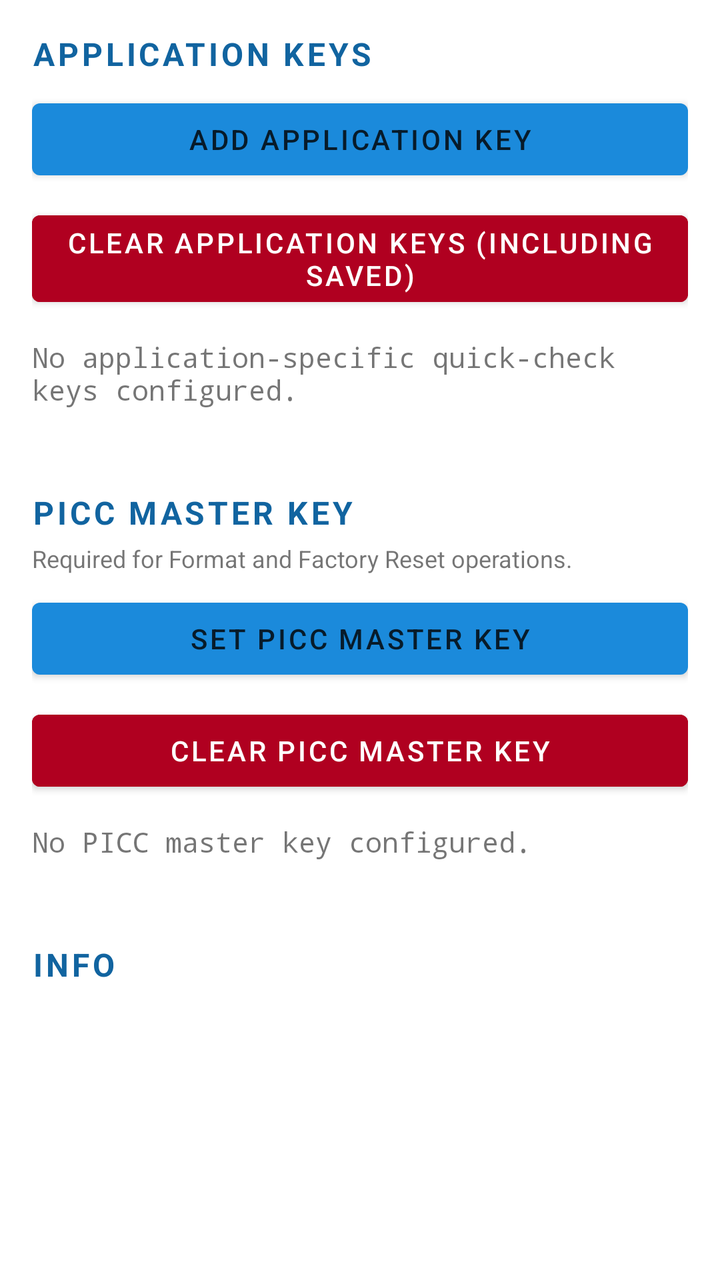
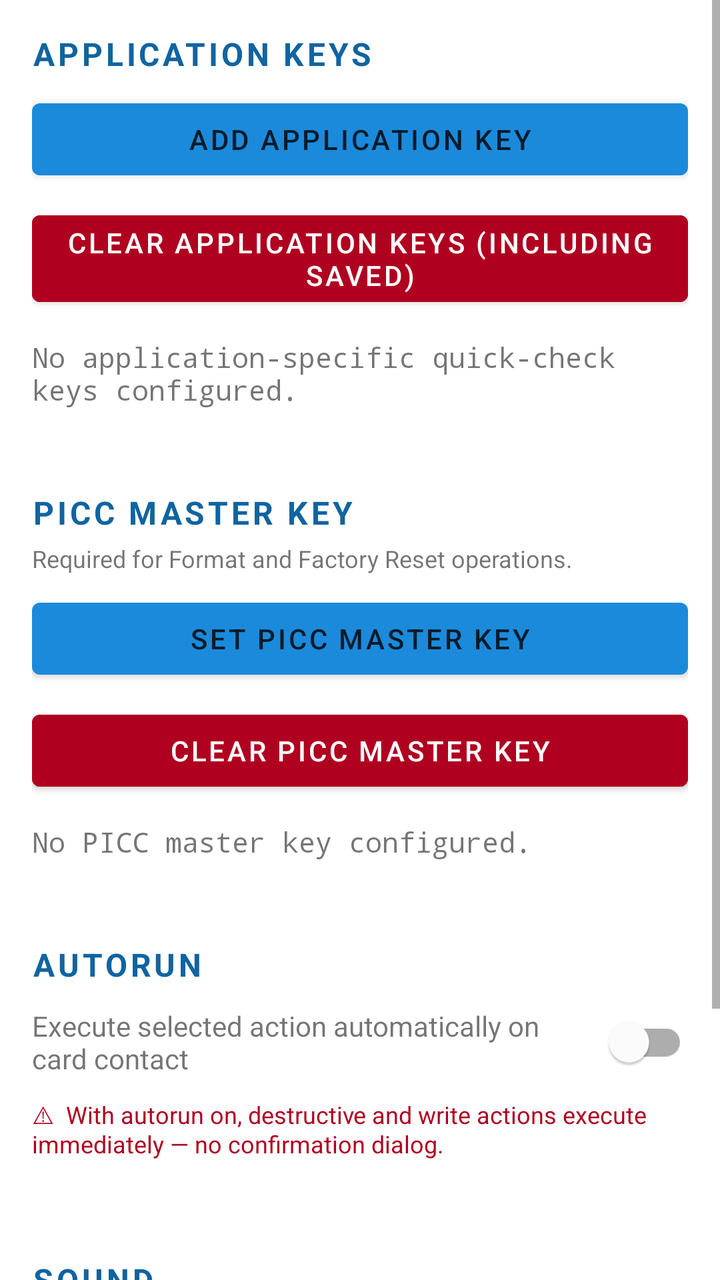

An Android layout rendered at two revisions. The XML below is the earlier revision; the diff shows what the commit changed to produce the second picture.
<!-- AndroidManifest.xml: application theme Theme.App -->
<!-- res/layout/fragment_settings.xml -->
<?xml version="1.0" encoding="utf-8"?>
<ScrollView xmlns:android="http://schemas.android.com/apk/res/android"
    android:layout_width="match_parent"
    android:layout_height="match_parent">

    <LinearLayout
        android:layout_width="match_parent"
        android:layout_height="wrap_content"
        android:orientation="vertical"
        android:padding="16dp">

        <TextView
            android:layout_width="match_parent"
            android:layout_height="wrap_content"
            android:text="APPLICATION KEYS"
            android:textStyle="bold"
            android:textSize="16sp"
            android:letterSpacing="0.1"
            android:textColor="@color/brand_blue_text"
            android:layout_marginBottom="8dp" />

        <Button
            android:id="@+id/addQuickCheckKey"
            android:layout_width="match_parent"
            android:layout_height="wrap_content"
            android:text="Add application key" />

        <Button
            android:id="@+id/clearQuickCheckKeys"
            android:backgroundTint="?attr/colorError"
            android:textColor="?attr/colorOnError"
            android:layout_width="match_parent"
            android:layout_height="wrap_content"
            android:layout_marginTop="8dp"
            android:text="Clear application keys (including saved)" />

        <TextView
            android:id="@+id/quickCheckKeySummary"
            android:layout_width="match_parent"
            android:layout_height="wrap_content"
            android:layout_marginTop="12dp"
            android:text="No application-specific quick-check keys configured."
            android:textIsSelectable="true"
            android:typeface="monospace" />

        <View
            android:layout_width="match_parent"
            android:layout_height="1dp"
            android:layout_marginTop="24dp"
            android:layout_marginBottom="16dp"
            android:background="?attr/colorControlNormal"
            android:alpha="0.2" />

        <TextView
            android:layout_width="match_parent"
            android:layout_height="wrap_content"
            android:text="PICC MASTER KEY"
            android:textStyle="bold"
            android:textSize="16sp"
            android:letterSpacing="0.1"
            android:textColor="@color/brand_blue_text"
            android:layout_marginBottom="4dp" />

        <TextView
            android:layout_width="match_parent"
            android:layout_height="wrap_content"
            android:layout_marginBottom="8dp"
            android:textSize="12sp"
            android:text="Required for Format and Factory Reset operations." />

        <Button
            android:id="@+id/setPiccKey"
            android:layout_width="match_parent"
            android:layout_height="wrap_content"
            android:text="Set PICC master key" />

        <Button
            android:id="@+id/clearPiccKey"
            android:backgroundTint="?attr/colorError"
            android:textColor="?attr/colorOnError"
            android:layout_width="match_parent"
            android:layout_height="wrap_content"
            android:layout_marginTop="8dp"
            android:text="Clear PICC master key" />

        <TextView
            android:id="@+id/piccKeySummary"
            android:layout_width="match_parent"
            android:layout_height="wrap_content"
            android:layout_marginTop="12dp"
            android:text="No PICC master key configured."
            android:textIsSelectable="true"
            android:typeface="monospace" />

        <View
            android:layout_width="match_parent"
            android:layout_height="1dp"
            android:layout_marginTop="24dp"
            android:layout_marginBottom="16dp"
            android:background="?attr/colorControlNormal"
            android:alpha="0.2" />

        <TextView
            android:layout_width="match_parent"
            android:layout_height="wrap_content"
            android:text="INFO"
            android:textStyle="bold"
            android:textSize="16sp"
            android:letterSpacing="0.1"
            android:textColor="@color/brand_blue_text"
            android:layout_marginBottom="8dp" />

        <TextView
            android:id="@+id/versionInfo"
            android:layout_width="match_parent"
            android:layout_height="wrap_content"
            android:textIsSelectable="true"
            android:typeface="monospace" />

    </LinearLayout>
</ScrollView>
<!-- resources referenced by this layout -->
<resources>
  <color name="brand_blue_text">#1164A0</color>
  <style name="Theme.App" parent="Theme.MaterialComponents.DayNight.NoActionBar">
          <item name="android:windowActionModeOverlay">true</item>
          <item name="colorPrimary">@color/brand_blue</item>
          <item name="colorPrimaryVariant">@color/brand_blue_dark</item>
          <item name="colorPrimaryDark">@color/brand_blue_dark</item>
          <item name="colorSecondary">@color/brand_blue_text</item>
          <item name="colorSecondaryVariant">@color/brand_blue_dark</item>
          <item name="colorOnPrimary">@color/brand_blue_on_primary</item>
          <item name="colorOnSecondary">@android:color/white</item>
      </style>
  <color name="brand_blue">#1B8ADB</color>
  <color name="brand_blue_dark">#1164A0</color>
  <color name="brand_blue_on_primary">#071B2A</color>
</resources>

<!-- the commit's change to res/layout/fragment_settings.xml (unified diff, before → after) -->
@@ -103,6 +103,94 @@
         <TextView
             android:layout_width="match_parent"
             android:layout_height="wrap_content"
+            android:text="AUTORUN"
+            android:textStyle="bold"
+            android:textSize="16sp"
+            android:letterSpacing="0.1"
+            android:textColor="@color/brand_blue_text"
+            android:layout_marginBottom="4dp" />
+
+        <LinearLayout
+            android:layout_width="match_parent"
+            android:layout_height="wrap_content"
+            android:orientation="horizontal"
+            android:gravity="center_vertical"
+            android:layout_marginBottom="4dp">
+
+            <TextView
+                android:layout_width="0dp"
+                android:layout_height="wrap_content"
+                android:layout_weight="1"
+                android:text="Execute selected action automatically on card contact"
+                android:textSize="14sp" />
+
+            <com.google.android.material.switchmaterial.SwitchMaterial
+                android:id="@+id/autorunSwitch"
+                android:layout_width="wrap_content"
+                android:layout_height="wrap_content"
+                android:layout_marginStart="8dp" />
+
+        </LinearLayout>
+
+        <TextView
+            android:layout_width="match_parent"
+            android:layout_height="wrap_content"
+            android:textSize="12sp"
+            android:textColor="?attr/colorError"
+            android:text="⚠  With autorun on, destructive and write actions execute immediately — no confirmation dialog."
+            android:layout_marginBottom="8dp" />
+
+        <View
+            android:layout_width="match_parent"
+            android:layout_height="1dp"
+            android:layout_marginTop="24dp"
+            android:layout_marginBottom="16dp"
+            android:background="?attr/colorControlNormal"
+            android:alpha="0.2" />
+
+        <TextView
+            android:layout_width="match_parent"
+            android:layout_height="wrap_content"
+            android:text="SOUND"
+            android:textStyle="bold"
+            android:textSize="16sp"
+            android:letterSpacing="0.1"
+            android:textColor="@color/brand_blue_text"
+            android:layout_marginBottom="4dp" />
+
+        <LinearLayout
+            android:layout_width="match_parent"
+            android:layout_height="wrap_content"
+            android:orientation="horizontal"
+            android:gravity="center_vertical"
+            android:layout_marginBottom="4dp">
+
+            <TextView
+                android:layout_width="0dp"
+                android:layout_height="wrap_content"
+                android:layout_weight="1"
+                android:text="Play sound on action success / failure"
+                android:textSize="14sp" />
+
+            <com.google.android.material.switchmaterial.SwitchMaterial
+                android:id="@+id/soundSwitch"
+                android:layout_width="wrap_content"
+                android:layout_height="wrap_content"
+                android:layout_marginStart="8dp" />
+
+        </LinearLayout>
+
+        <View
+            android:layout_width="match_parent"
+            android:layout_height="1dp"
+            android:layout_marginTop="24dp"
+            android:layout_marginBottom="16dp"
+            android:background="?attr/colorControlNormal"
+            android:alpha="0.2" />
+
+        <TextView
+            android:layout_width="match_parent"
+            android:layout_height="wrap_content"
             android:text="INFO"
             android:textStyle="bold"
             android:textSize="16sp"
